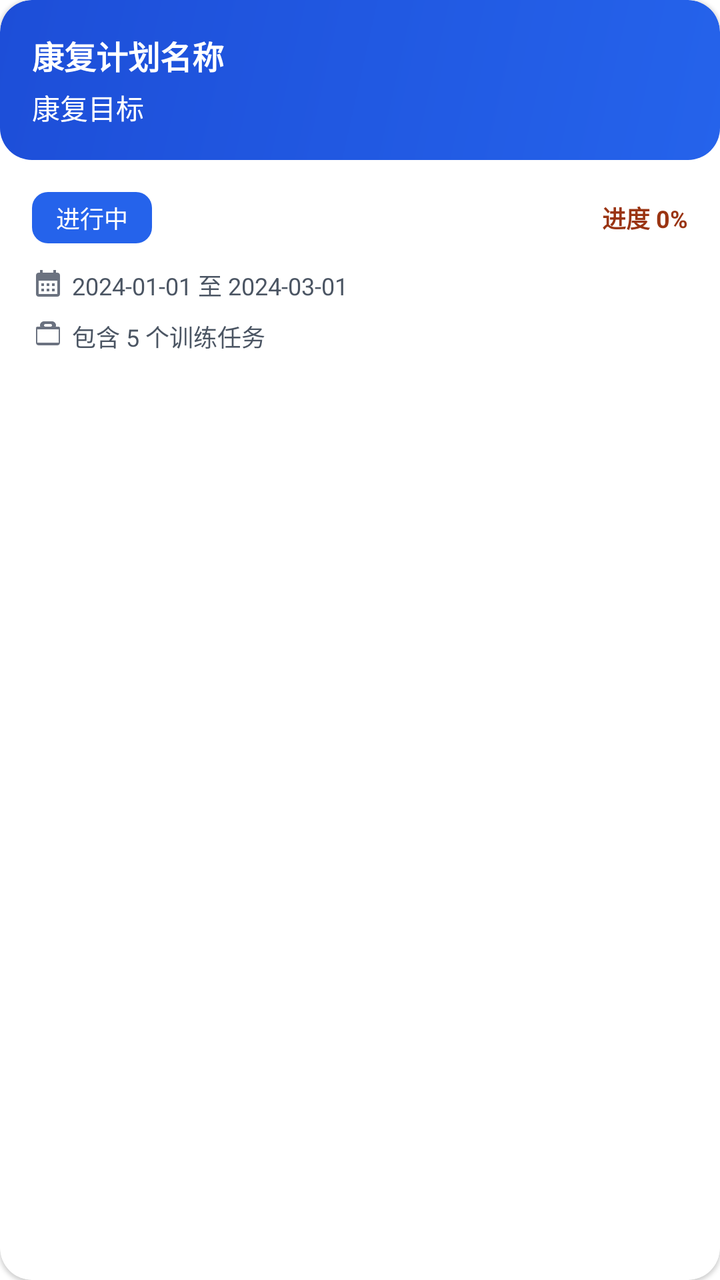
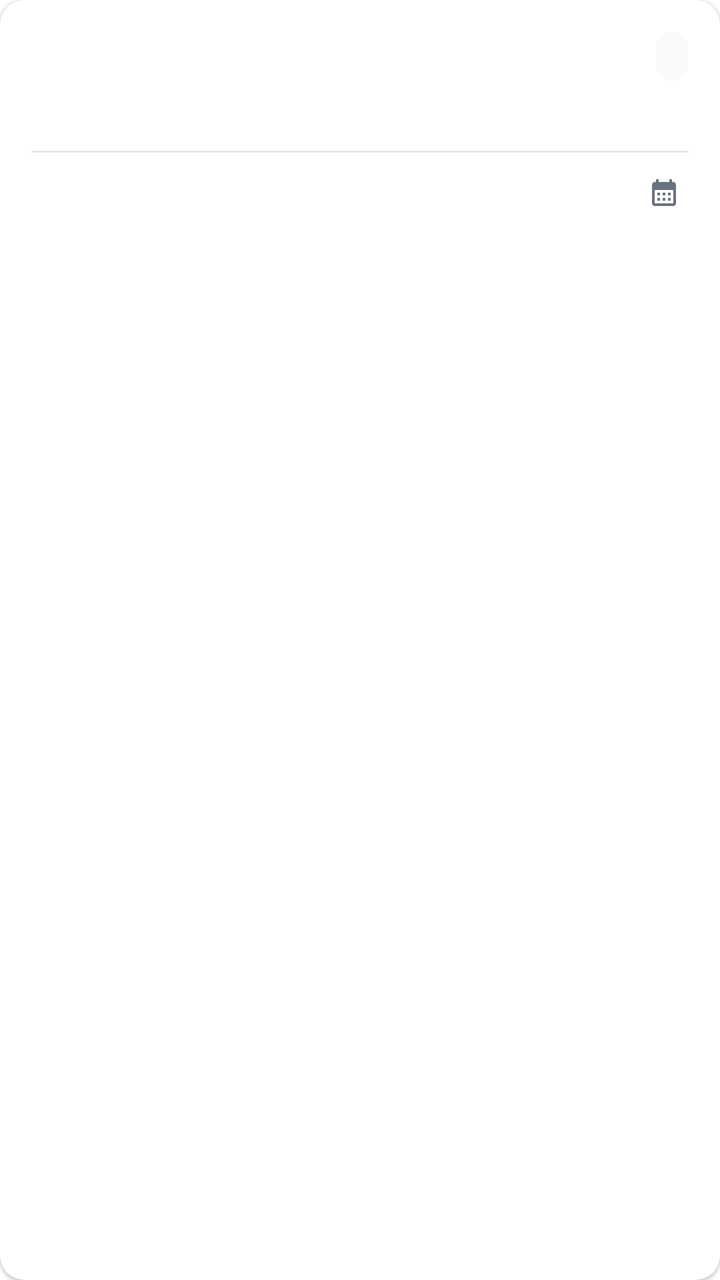

Before-and-after screenshots of an Android layout around one commit, followed by the original layout XML and the change that was made.
<!-- AndroidManifest.xml: application theme Theme.WinsRehab -->
<!-- res/layout/item_rehab_plan.xml -->
<?xml version="1.0" encoding="utf-8"?>
<androidx.cardview.widget.CardView
    xmlns:android="http://schemas.android.com/apk/res/android"
    xmlns:app="http://schemas.android.com/apk/res-auto"
    android:layout_width="match_parent"
    android:layout_height="wrap_content"
    android:layout_margin="@dimen/space_8"
    app:cardCornerRadius="@dimen/radius_16"
    app:cardElevation="@dimen/elevation_1"
    android:clickable="true"
    android:focusable="true"
    android:foreground="?attr/selectableItemBackground">

    <LinearLayout
        android:layout_width="match_parent"
        android:layout_height="wrap_content"
        android:orientation="vertical">

        
        <LinearLayout
            android:layout_width="match_parent"
            android:layout_height="wrap_content"
            android:background="@drawable/bg_brand_gradient"
            android:padding="@dimen/space_16"
            android:orientation="vertical">

            
            <TextView
                android:id="@+id/tv_plan_name"
                android:layout_width="match_parent"
                android:layout_height="wrap_content"
                android:text="康复计划名称" android:textAppearance="@style/TextAppearance.WinsRehab.Title16"
                android:textStyle="bold"
                android:textColor="@color/on_primary"/>

            
            <TextView
                android:id="@+id/tv_plan_goal"
                android:layout_width="match_parent"
                android:layout_height="wrap_content"
                android:layout_marginTop="@dimen/space_4"
                android:text="康复目标" android:textAppearance="@style/TextAppearance.WinsRehab.Body14"
                android:textColor="@color/on_primary"/>
        </LinearLayout>

        
        <LinearLayout
            android:layout_width="match_parent"
            android:layout_height="wrap_content"
            android:padding="@dimen/space_16"
            android:orientation="vertical">

            
            <LinearLayout
                android:layout_width="match_parent"
                android:layout_height="wrap_content"
                android:orientation="horizontal"
                android:gravity="center_vertical">

                <TextView
                    android:id="@+id/tv_plan_status"
                    android:layout_width="wrap_content"
                    android:layout_height="wrap_content"
                    android:text="进行中" android:textAppearance="@style/TextAppearance.WinsRehab.Body12"
                    android:textColor="@color/on_primary"
                    android:background="@drawable/bg_chip"
                    android:backgroundTint="@color/status_pending"
                    android:paddingHorizontal="@dimen/space_12"
                    android:paddingVertical="@dimen/space_4"/>

                <View
                    android:layout_width="0dp"
                    android:layout_height="1dp"
                    android:layout_weight="1"/>

                <TextView
                    android:id="@+id/tv_plan_progress"
                    android:layout_width="wrap_content"
                    android:layout_height="wrap_content"
                    android:text="进度 0%" android:textAppearance="@style/TextAppearance.WinsRehab.Body12"
                    android:textColor="@color/warning"
                    android:textStyle="bold"/>
            </LinearLayout>

            
            <LinearLayout
                android:layout_width="match_parent"
                android:layout_height="wrap_content"
                android:layout_marginTop="@dimen/space_12"
                android:orientation="horizontal">

                <ImageView
                    android:layout_width="16dp"
                    android:layout_height="16dp"
                    android:src="@drawable/ic_calendar"
                    app:tint="@color/on_surface_tertiary"/>

                <TextView
                    android:id="@+id/tv_plan_date"
                    android:layout_width="wrap_content"
                    android:layout_height="wrap_content"
                    android:layout_marginStart="@dimen/space_4"
                    android:text="2024-01-01 至 2024-03-01" android:textAppearance="@style/TextAppearance.WinsRehab.Body12"
                    android:textColor="@color/on_surface_secondary"/>
            </LinearLayout>

            
            <LinearLayout
                android:layout_width="match_parent"
                android:layout_height="wrap_content"
                android:layout_marginTop="@dimen/space_8"
                android:orientation="horizontal">

                <ImageView
                    android:layout_width="16dp"
                    android:layout_height="16dp"
                    android:src="@drawable/ic_task"
                    app:tint="@color/on_surface_tertiary"/>

                <TextView
                    android:id="@+id/tv_task_count"
                    android:layout_width="wrap_content"
                    android:layout_height="wrap_content"
                    android:layout_marginStart="@dimen/space_4"
                    android:text="包含 5 个训练任务" android:textAppearance="@style/TextAppearance.WinsRehab.Body12"
                    android:textColor="@color/on_surface_secondary"/>
            </LinearLayout>
        </LinearLayout>
    </LinearLayout>
</androidx.cardview.widget.CardView>
<!-- resources referenced by this layout -->
<resources>
  <color name="on_primary">#FFFFFFFF</color>
  <color name="on_surface_secondary">#FF4B5563</color>
  <color name="on_surface_tertiary">#FF6B7280</color>
  <color name="status_pending">#FF2563EB</color>
  <color name="warning">#FF9A3412</color>
  <dimen name="elevation_1">1dp</dimen>
  <dimen name="radius_16">16dp</dimen>
  <dimen name="space_12">12dp</dimen>
  <dimen name="space_16">16dp</dimen>
  <dimen name="space_4">4dp</dimen>
  <dimen name="space_8">8dp</dimen>
  <!-- drawable bg_brand_gradient (drawable) -->
  <?xml version="1.0" encoding="utf-8"?>
  <shape xmlns:android="http://schemas.android.com/apk/res/android" android:shape="rectangle">
      <gradient
          android:startColor="@color/primary"
          android:endColor="@color/brand_doctor_primary_dark"
          android:angle="135"/>
      <corners android:radius="@dimen/radius_16"/>
  </shape>
  <!-- drawable bg_chip (drawable) -->
  <?xml version="1.0" encoding="utf-8"?>
  <shape xmlns:android="http://schemas.android.com/apk/res/android" android:shape="rectangle">
      <solid android:color="@color/surface_variant"/>
      <corners android:radius="@dimen/radius_8"/>
  </shape>
  <!-- drawable ic_task (drawable) -->
  <vector xmlns:android="http://schemas.android.com/apk/res/android"
      android:width="24dp"
      android:height="24dp"
      android:viewportWidth="24"
      android:viewportHeight="24">
      <path
          android:fillColor="@color/on_surface"
          android:pathData="M20,6h-2.18c0.11,-0.31 0.18,-0.65 0.18,-1 0,-1.66 -1.34,-3 -3,-3h-6c-1.66,0 -3,1.34 -3,3 0,0.35 0.07,0.69 0.18,1H4c-0.55,0 -1,0.45 -1,1v11c0,1.1 0.9,2 2,2h14c1.1,0 2,-0.9 2,-2V7c0,-0.55 -0.45,-1 -1,-1zM9,5c0,-0.55 0.45,-1 1,-1h4c0.55,0 1,0.45 1,1s-0.45,1 -1,1h-4c-0.55,0 -1,-0.45 -1,-1zm11,13H4V8h16v10z"/>
  </vector>
  <style name="TextAppearance.WinsRehab.Body12">
          <item name="android:textSize">12sp</item> 
      </style>
  <style name="TextAppearance.WinsRehab.Body14">
          <item name="android:textSize">14sp</item> 
      </style>
  <style name="TextAppearance.WinsRehab.Title16">
          <item name="android:textSize">16sp</item> 
      </style>
  <color name="primary">#FF2563EB</color>
  <color name="brand_doctor_primary_dark">#FF1D4ED8</color>
  <color name="surface_variant">#FFF9FAFB</color>
  <dimen name="radius_8">8dp</dimen>
  <color name="on_surface">#FF1F2937</color>
  <color name="surface">#FFFFFFFF</color>
  <color name="danger">#FFDC2626</color>
  <style name="Widget.WinsRehab.Dialog" parent="MaterialAlertDialog.MaterialComponents">
          <item name="backgroundTint">@color/surface</item>
      </style>
  <style name="ShapeAppearance.WinsRehab.Dialog" parent="ShapeAppearance.MaterialComponents.MediumComponent">
          <item name="cornerSize">@dimen/radius_16</item>
      </style>
  <style name="Widget.WinsRehab.DialogTitle" parent="MaterialAlertDialog.MaterialComponents.Title.Text">
          <item name="android:textAppearance">@style/TextAppearance.WinsRehab.Title16</item>
          <item name="android:textColor">@color/on_surface</item>
      </style>
  <style name="Widget.WinsRehab.Button.Text" parent="Widget.MaterialComponents.Button.TextButton">
          <item name="android:textAppearance">@style/TextAppearance.WinsRehab.Title16</item>
          <item name="android:textAllCaps">false</item>
          <item name="android:minHeight">48dp</item>
          <item name="android:paddingStart">@dimen/space_16</item>
          <item name="android:paddingEnd">@dimen/space_16</item>
          <item name="android:textColor">@color/btn_text_fg</item>
      </style>
  <!-- unchanged entries left out for length: 3 -->
</resources>

<!-- the commit's change to res/layout/item_rehab_plan.xml (unified diff, before → after) -->
@@ -1,130 +1,93 @@
 <?xml version="1.0" encoding="utf-8"?>
-<androidx.cardview.widget.CardView
-    xmlns:android="http://schemas.android.com/apk/res/android"
+<com.google.android.material.card.MaterialCardView xmlns:android="http://schemas.android.com/apk/res/android"
     xmlns:app="http://schemas.android.com/apk/res-auto"
+    style="@style/Widget.WinsRehab.Card.Clickable"
     android:layout_width="match_parent"
     android:layout_height="wrap_content"
-    android:layout_margin="@dimen/space_8"
-    app:cardCornerRadius="@dimen/radius_16"
-    app:cardElevation="@dimen/elevation_1"
-    android:clickable="true"
-    android:focusable="true"
-    android:foreground="?attr/selectableItemBackground">
+    android:layout_marginTop="@dimen/space_8"
+    android:layout_marginBottom="@dimen/space_8">
 
     <LinearLayout
         android:layout_width="match_parent"
         android:layout_height="wrap_content"
-        android:orientation="vertical">
+        android:orientation="vertical"
+        android:padding="@dimen/space_16">
 
         
         <LinearLayout
             android:layout_width="match_parent"
             android:layout_height="wrap_content"
-            android:background="@drawable/bg_brand_gradient"
-            android:padding="@dimen/space_16"
-            android:orientation="vertical">
+            android:gravity="center_vertical"
+            android:orientation="horizontal">
 
-            
             <TextView
                 android:id="@+id/tv_plan_name"
-                android:layout_width="match_parent"
+                android:layout_width="0dp"
                 android:layout_height="wrap_content"
-                android:text="康复计划名称" android:textAppearance="@style/TextAppearance.WinsRehab.Title16"
-                android:textStyle="bold"
-                android:textColor="@color/on_primary"/>
+                android:layout_weight="1"
+                android:ellipsize="end"
+                android:maxLines="1"
+                android:textAppearance="@style/TextAppearance.WinsRehab.Title16"
+                android:textColor="@color/on_surface"
+                android:textStyle="bold" />
 
-            
             <TextView
-                android:id="@+id/tv_plan_goal"
-                android:layout_width="match_parent"
+                android:id="@+id/tv_plan_status"
+                style="@style/Widget.WinsRehab.StatusBadge"
+                android:layout_width="wrap_content"
                 android:layout_height="wrap_content"
-                android:layout_marginTop="@dimen/space_4"
-                android:text="康复目标" android:textAppearance="@style/TextAppearance.WinsRehab.Body14"
-                android:textColor="@color/on_primary"/>
+                android:layout_marginStart="@dimen/space_8" />
         </LinearLayout>
+
+        <TextView
+            android:id="@+id/tv_plan_goal"
+            android:layout_width="match_parent"
+            android:layout_height="wrap_content"
+            android:layout_marginTop="@dimen/space_4"
+            android:ellipsize="end"
+            android:maxLines="2"
+            android:textAppearance="@style/TextAppearance.WinsRehab.Body14"
+            android:textColor="@color/on_surface_secondary" />
+
+        <View
+            style="@style/Divider"
+            android:layout_marginTop="@dimen/space_12" />
 
         
         <LinearLayout
             android:layout_width="match_parent"
             android:layout_height="wrap_content"
-            android:padding="@dimen/space_16"
-            android:orientation="vertical">
+            android:layout_marginTop="@dimen/space_12"
+            android:gravity="center_vertical"
+            android:orientation="horizontal">
 
-            
-            <LinearLayout
-                android:layout_width="match_parent"
+            <TextView
+                android:id="@+id/tv_plan_progress"
+                android:layout_width="wrap_content"
                 android:layout_height="wrap_content"
-                android:orientation="horizontal"
-                android:gravity="center_vertical">
+                android:textAppearance="@style/TextAppearance.WinsRehab.Body12"
+                android:textColor="@color/warning"
+                android:textStyle="bold" />
 
-                <TextView
-                    android:id="@+id/tv_plan_status"
-                    android:layout_width="wrap_content"
-                    android:layout_height="wrap_content"
-                    android:text="进行中" android:textAppearance="@style/TextAppearance.WinsRehab.Body12"
-                    android:textColor="@color/on_primary"
-                    android:background="@drawable/bg_chip"
-                    android:backgroundTint="@color/status_pending"
-                    android:paddingHorizontal="@dimen/space_12"
-                    android:paddingVertical="@dimen/space_4"/>
+            <View
+                android:layout_width="0dp"
+                android:layout_height="1dp"
+                android:layout_weight="1" />
 
-                <View
-                    android:layout_width="0dp"
-                    android:layout_height="1dp"
-                    android:layout_weight="1"/>
+            <ImageView
+                android:layout_width="16dp"
+                android:layout_height="16dp"
+                android:contentDescription="@null"
+                android:src="@drawable/ic_calendar"
+                app:tint="@color/on_surface_tertiary" />
 
-                <TextView
-                    android:id="@+id/tv_plan_progress"
-                    android:layout_width="wrap_content"
-                    android:layout_height="wrap_content"
-                    android:text="进度 0%" android:textAppearance="@style/TextAppearance.WinsRehab.Body12"
-                    android:textColor="@color/warning"
-                    android:textStyle="bold"/>
-            </LinearLayout>
-
-            
-            <LinearLayout
-                android:layout_width="match_parent"
+            <TextView
+                android:id="@+id/tv_plan_date"
+                android:layout_width="wrap_content"
                 android:layout_height="wrap_content"
-                android:layout_marginTop="@dimen/space_12"
-                android:orientation="horizontal">
-
-                <ImageView
-                    android:layout_width="16dp"
-                    android:layout_height="16dp"
-                    android:src="@drawable/ic_calendar"
-                    app:tint="@color/on_surface_tertiary"/>
-
-                <TextView
-                    android:id="@+id/tv_plan_date"
-                    android:layout_width="wrap_content"
-                    android:layout_height="wrap_content"
-                    android:layout_marginStart="@dimen/space_4"
-                    android:text="2024-01-01 至 2024-03-01" android:textAppearance="@style/TextAppearance.WinsRehab.Body12"
-                    android:textColor="@color/on_surface_secondary"/>
-            </LinearLayout>
-
-            
-            <LinearLayout
-                android:layout_width="match_parent"
-                android:layout_height="wrap_content"
-                android:layout_marginTop="@dimen/space_8"
-                android:orientation="horizontal">
-
-                <ImageView
-                    android:layout_width="16dp"
-                    android:layout_height="16dp"
-                    android:src="@drawable/ic_task"
-                    app:tint="@color/on_surface_tertiary"/>
-
-                <TextView
-                    android:id="@+id/tv_task_count"
-                    android:layout_width="wrap_content"
-                    android:layout_height="wrap_content"
-                    android:layout_marginStart="@dimen/space_4"
-                    android:text="包含 5 个训练任务" android:textAppearance="@style/TextAppearance.WinsRehab.Body12"
-                    android:textColor="@color/on_surface_secondary"/>
-            </LinearLayout>
+                android:layout_marginStart="@dimen/space_4"
+                android:textAppearance="@style/TextAppearance.WinsRehab.Body12"
+                android:textColor="@color/on_surface_secondary" />
         </LinearLayout>
     </LinearLayout>
-</androidx.cardview.widget.CardView>
+</com.google.android.material.card.MaterialCardView>
<!-- resource entries referenced after the edit -->
@@ -3,39 +3,23 @@
   <color name="on_primary">#FFFFFFFF</color>
   <color name="on_surface_secondary">#FF4B5563</color>
   <color name="on_surface_tertiary">#FF6B7280</color>
-  <color name="status_pending">#FF2563EB</color>
   <color name="warning">#FF9A3412</color>
-  <dimen name="elevation_1">1dp</dimen>
   <dimen name="radius_16">16dp</dimen>
   <dimen name="space_12">12dp</dimen>
   <dimen name="space_16">16dp</dimen>
   <dimen name="space_4">4dp</dimen>
   <dimen name="space_8">8dp</dimen>
-  <!-- drawable bg_brand_gradient (drawable) -->
-  <?xml version="1.0" encoding="utf-8"?>
-  <shape xmlns:android="http://schemas.android.com/apk/res/android" android:shape="rectangle">
-      <gradient
-          android:startColor="@color/primary"
-          android:endColor="@color/brand_doctor_primary_dark"
-          android:angle="135"/>
-      <corners android:radius="@dimen/radius_16"/>
-  </shape>
+  <style name="Divider">
+              <item name="android:layout_width">match_parent</item>
+              <item name="android:layout_height">1dp</item>
+              <item name="android:background">@color/divider</item>
+          </style>
   <!-- drawable bg_chip (drawable) -->
   <?xml version="1.0" encoding="utf-8"?>
   <shape xmlns:android="http://schemas.android.com/apk/res/android" android:shape="rectangle">
       <solid android:color="@color/surface_variant"/>
       <corners android:radius="@dimen/radius_8"/>
   </shape>
-  <!-- drawable ic_task (drawable) -->
-  <vector xmlns:android="http://schemas.android.com/apk/res/android"
-      android:width="24dp"
-      android:height="24dp"
-      android:viewportWidth="24"
-      android:viewportHeight="24">
-      <path
-          android:fillColor="@color/on_surface"
-          android:pathData="M20,6h-2.18c0.11,-0.31 0.18,-0.65 0.18,-1 0,-1.66 -1.34,-3 -3,-3h-6c-1.66,0 -3,1.34 -3,3 0,0.35 0.07,0.69 0.18,1H4c-0.55,0 -1,0.45 -1,1v11c0,1.1 0.9,2 2,2h14c1.1,0 2,-0.9 2,-2V7c0,-0.55 -0.45,-1 -1,-1zM9,5c0,-0.55 0.45,-1 1,-1h4c0.55,0 1,0.45 1,1s-0.45,1 -1,1h-4c-0.55,0 -1,-0.45 -1,-1zm11,13H4V8h16v10z"/>
-  </vector>
   <style name="TextAppearance.WinsRehab.Body12">
           <item name="android:textSize">12sp</item> 
       </style>
@@ -45,6 +29,24 @@
   <style name="TextAppearance.WinsRehab.Title16">
           <item name="android:textSize">16sp</item> 
       </style>
+  <style name="Widget.WinsRehab.Card.Clickable">
+          <item name="android:clickable">true</item>
+          <item name="android:focusable">true</item>
+          <item name="android:foreground">?attr/selectableItemBackground</item>
+      </style>
+  <style name="Widget.WinsRehab.StatusBadge" parent="">
+          <item name="android:background">@drawable/bg_chip</item>
+          <item name="android:backgroundTint">@color/surface_variant</item>
+          <item name="android:textColor">@color/on_surface_secondary</item>
+          <item name="android:textAppearance">@style/TextAppearance.WinsRehab.Body12</item>
+          <item name="android:textStyle">bold</item>
+          <item name="android:maxLines">1</item>
+          <item name="android:paddingStart">@dimen/space_8</item>
+          <item name="android:paddingEnd">@dimen/space_8</item>
+          <item name="android:paddingTop">@dimen/space_4</item>
+          <item name="android:paddingBottom">@dimen/space_4</item>
+      </style>
+  <color name="divider">#FFE5E7EB</color>
   <color name="primary">#FF2563EB</color>
   <color name="brand_doctor_primary_dark">#FF1D4ED8</color>
   <color name="surface_variant">#FFF9FAFB</color>
